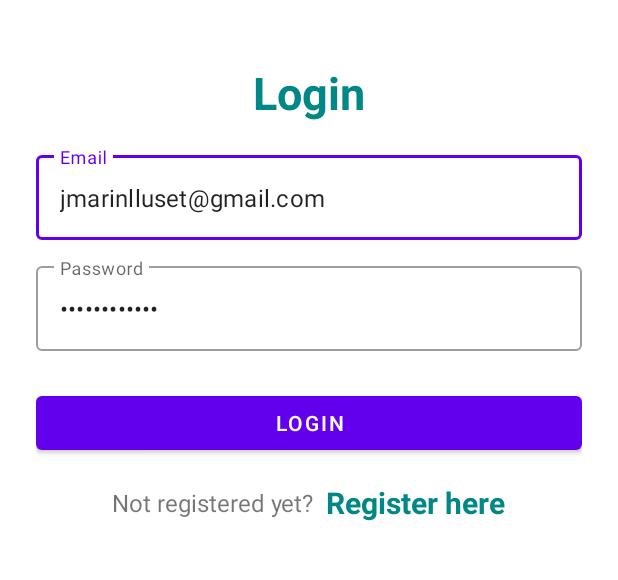
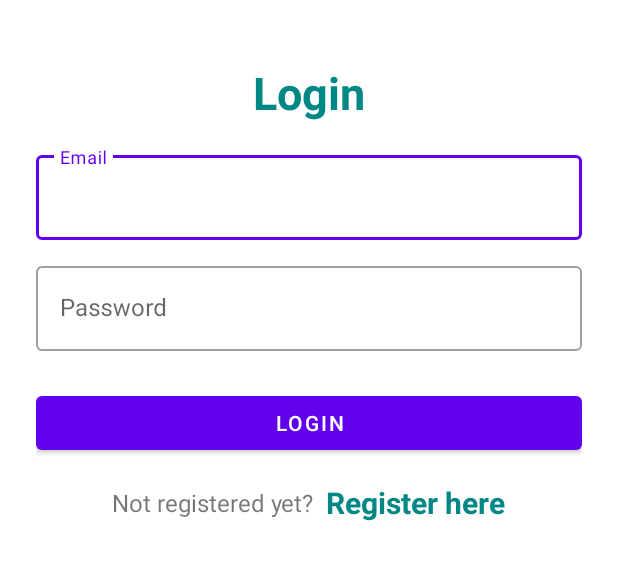
Before and after one commit to mayenchtesting/Projecte-Maps, an Android app: the screen it shows after launch (LoginActivity), on a phone screen of 412 x 824 dp, the part 458-1038 px from its top. Run offline under Robolectric (Android 15) with nearby library versions, the phone set to English and light mode, and no system bars; our stand-ins replace Firebase (no records; nobody signed in at launch, a user with empty details on screens opened directly).

Commit message:
Arreglo Login y Sign

```diff
--- a/app/src/main/java/com/dam2/m08/LoginActivity.java
+++ b/app/src/main/java/com/dam2/m08/LoginActivity.java
@@ -24,7 +24,6 @@ public class LoginActivity extends AppCompatActivity
     TextInputEditText etLoginPassword;
     TextView tvRegisterHere;
     Button btnLogin;
-
     FirebaseAuth mAuth;
 
     @Override
@@ -41,18 +40,13 @@ public class LoginActivity extends AppCompatActivity
             btnLogin = findViewById(R.id.btnLogin);
 
             mAuth = FirebaseAuth.getInstance();
-            //AuthCRUD auth = new AuthCRUD();
 
             btnLogin.setOnClickListener(view -> { loginUser(); });
             tvRegisterHere.setOnClickListener(view ->{
                 startActivity(new Intent(LoginActivity.this, SignupActivity.class));
             });
-            //boolean hasMaxUsers = auth.hasMaxUsers();
             tvRegisterHere.setVisibility(View.VISIBLE);
-            //tvRegisterHere.setEnabled(!hasMaxUsers);
 
-            etLoginEmail.setText("jmarinlluset@gmail.com");
-            etLoginPassword.setText("Jmll20192020");
         } catch (Exception e) {
             ShowError.showError(this, e.getMessage());
         }
```
Also changed, not shown: app/src/main/java/com/dam2/m08/SignupActivity.java (+10 -5 lines).
